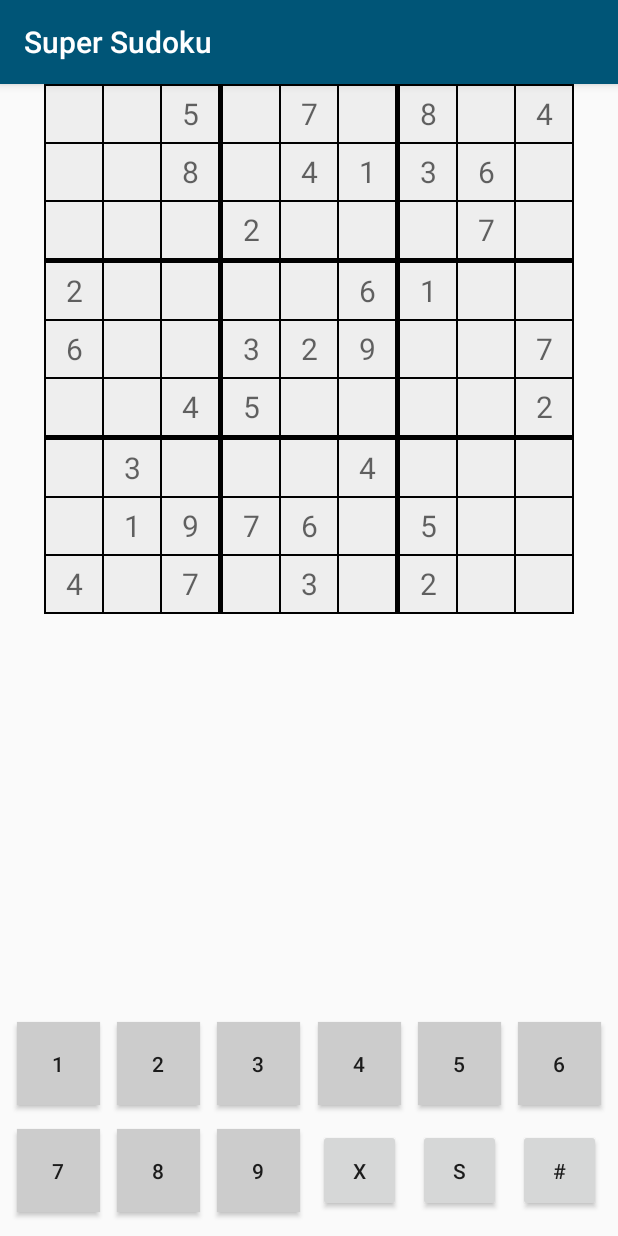
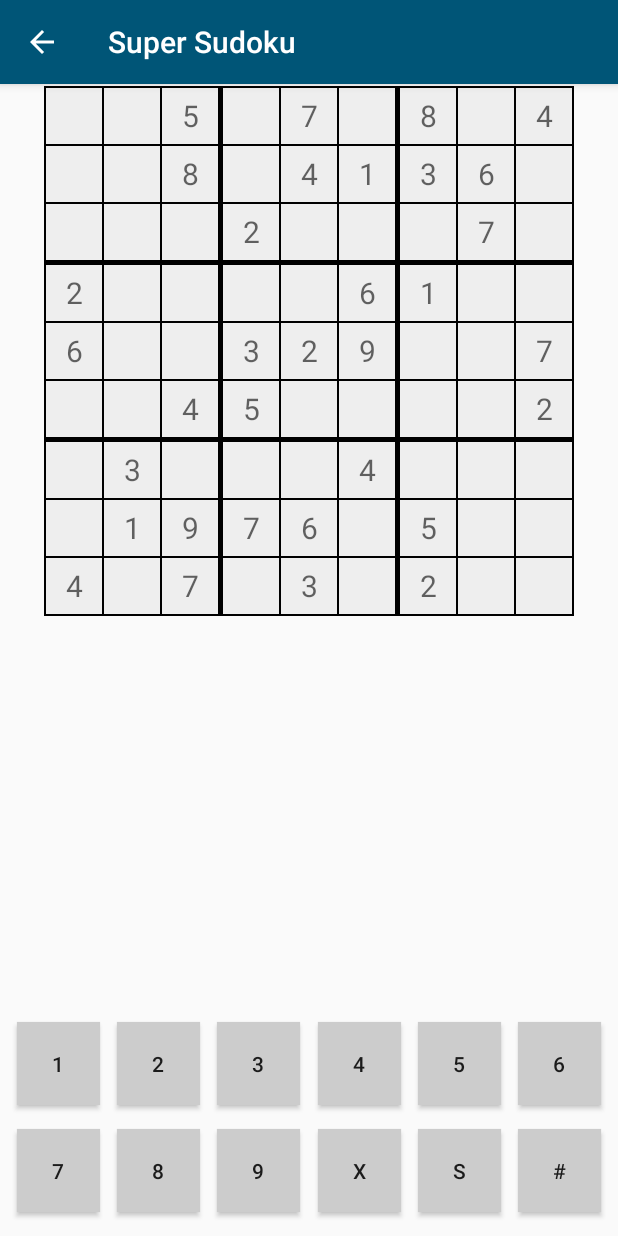
Before and after one commit to jmlemaster86/SuperSudoku, an Android app: the EasyActivity screen opened directly, with no data from a screen before it, after a tap on "PUZZLE 1", on a phone screen of 412 x 824 dp. Run offline under Robolectric (Android 15) with nearby library versions, the phone set to English and light mode, and no system bars.

Commit message:
Added new Toolbar
Added code for the custom toolbar

```diff
--- a/app/src/main/AndroidManifest.xml
+++ b/app/src/main/AndroidManifest.xml
@@ -9,6 +9,7 @@
         android:roundIcon="@mipmap/ic_launcher_round"
         android:supportsRtl="true"
         android:theme="@style/AppTheme">
+
         <activity android:name=".MainActivity">
             <intent-filter>
                 <action android:name="android.intent.action.MAIN" />
--- a/app/src/main/java/com/example/supersudoku/EasyActivity.java
+++ b/app/src/main/java/com/example/supersudoku/EasyActivity.java
@@ -6,12 +6,27 @@ import android.view.View;
 import android.widget.Button;
 
 import androidx.appcompat.app.AppCompatActivity;
+import androidx.appcompat.widget.Toolbar;
 
 public class EasyActivity extends AppCompatActivity {
     Button puz1, puz2, puz3, puz4;
+
+    @Override
+    public boolean onSupportNavigateUp(){
+        onBackPressed();
+        return true;
+    }
+
     protected void onCreate(Bundle savedInstanceState){
         super.onCreate(savedInstanceState);
         setContentView(R.layout.activity_easymenu);
+
+        Toolbar toolbar = findViewById(R.id.gametoolbar);
+        setSupportActionBar(toolbar);
+
+        getSupportActionBar().setDisplayHomeAsUpEnabled(true);
+        getSupportActionBar().setDisplayShowHomeEnabled(true);
+        getSupportActionBar().setTitle("Super Sudoku");
 
         puz1 = (Button)findViewById(R.id.button);
         puz2 = (Button)findViewById(R.id.button2);
--- a/app/src/main/java/com/example/supersudoku/GameActivity.java
+++ b/app/src/main/java/com/example/supersudoku/GameActivity.java
@@ -16,11 +16,12 @@ import android.widget.TextView;
 
 import androidx.appcompat.app.AppCompatActivity;
 import androidx.appcompat.view.menu.MenuBuilder;
+import androidx.appcompat.widget.Toolbar;
 import androidx.constraintlayout.widget.ConstraintLayout;
 import androidx.core.view.MotionEventCompat;
 
 public class GameActivity extends AppCompatActivity {
-    Button modeBtn, nextBtn, exitBtn;
+    Button modeBtn, nextBtn, exitBtn, smallBtn, eraserBtn;
     Button[] btn;
     TextView[] Cell;
     ConstraintLayout tableLayout;
@@ -197,9 +198,22 @@ public class GameActivity extends AppCompatActivity {
     View victory;
 
     @Override
+    public boolean onSupportNavigateUp(){
+        onBackPressed();
+        return true;
+    }
+
+    @Override
     protected void onCreate(Bundle savedInstanceState) {
         super.onCreate(savedInstanceState);
         setContentView(R.layout.activity_gameboard);
+
+        Toolbar toolbar = findViewById(R.id.gametoolbar);
+        setSupportActionBar(toolbar);
+
+        getSupportActionBar().setDisplayHomeAsUpEnabled(true);
+        getSupportActionBar().setDisplayShowHomeEnabled(true);
+        getSupportActionBar().setTitle("Super Sudoku");
 
         zoomFact = 1.0f;
         zoomDetect = new ScaleGestureDetector(this, new ZoomListener());
@@ -231,7 +245,8 @@ public class GameActivity extends AppCompatActivity {
         btn[8] = (Button)findViewById(R.id.keypad8);
         btn[9] = (Button)findViewById(R.id.keypad9);
         modeBtn = (Button)findViewById(R.id.keypadmodebutton);
-        mode2Btn = (Button)findViewById(R.id.keypadsmallbig);
+        smallBtn = (Button)findViewById(R.id.keypadsmallbig);
+        eraserBtn = (Button)findViewById(R.id.keypaderaser);
         nextBtn = (Button)findViewById(R.id.Next);
         exitBtn = (Button)findViewById(R.id.Exit);
         victory = findViewById(R.id.Victory);
@@ -381,6 +396,8 @@ public class GameActivity extends AppCompatActivity {
         ClearSelected();
         ClearSelectedBtn();
         modeBtn.setBackgroundColor(getResources().getColor(R.color.colorBtnOff));
+        eraserBtn.setBackgroundColor(getResources().getColor(R.color.colorBtnOff));
+        smallBtn.setBackgroundColor(getResources().getColor(R.color.colorBtnOff));
 
         //setup button listeners
         nextBtn.setOnClickListener(new View.OnClickListener() {
@@ -409,6 +426,34 @@ public class GameActivity extends AppCompatActivity {
                 }
                 else {
                     modeBtn.setBackgroundColor(getResources().getColor(R.color.colorBtnOn));
+                    inputMode = true;
+                }
+            }
+        });
+        smallBtn.setOnClickListener(new View.OnClickListener() {
+            @Override
+            public void onClick(View v) {
+                ClearSelectedBtn();
+                if(inputMode) {
+                    smallBtn.setBackgroundColor(getResources().getColor(R.color.colorBtnOff));
+                    inputMode = false;
+                }
+                else {
+                    smallBtn.setBackgroundColor(getResources().getColor(R.color.colorBtnOn));
+                    inputMode = true;
+                }
+            }
+        });
+        eraserBtn.setOnClickListener(new View.OnClickListener() {
+            @Override
+            public void onClick(View v) {
+                ClearSelectedBtn();
+                if(inputMode) {
+                    eraserBtn.setBackgroundColor(getResources().getColor(R.color.colorBtnOff));
+                    inputMode = false;
+                }
+                else {
+                    eraserBtn.setBackgroundColor(getResources().getColor(R.color.colorBtnOn));
                     inputMode = true;
                 }
             }
--- a/app/src/main/res/layout/activity_gameboard.xml
+++ b/app/src/main/res/layout/activity_gameboard.xml
@@ -5,6 +5,9 @@
     android:layout_width="match_parent"
     android:layout_height="match_parent">
 
+    <include
+        android:id="@+id/gametoolbar"
+        layout="@layout/gameboardtoolbar" />
 
     <Button
         android:id="@+id/keypad4"
@@ -120,12 +123,12 @@
         android:layout_marginBottom="16dp"
         android:text="S"
         app:layout_constraintBottom_toBottomOf="parent"
-        app:layout_constraintEnd_toStartOf="@+id/keypadmodebutton3"
+        app:layout_constraintEnd_toStartOf="@+id/keypadmodebutton"
         app:layout_constraintHorizontal_bias="0.5"
         app:layout_constraintStart_toEndOf="@+id/keypaderaser" />
 
     <Button
-        android:id="@+id/keypadmodebutton3"
+        android:id="@+id/keypadmodebutton"
         android:layout_width="55dp"
         android:layout_height="55dp"
         android:layout_marginBottom="16dp"
@@ -139,11 +142,12 @@
         android:id="@+id/tableLayout"
         android:layout_width="wrap_content"
         android:layout_height="wrap_content"
+        android:layout_marginTop="1dp"
         android:background="@android:color/black"
         app:layout_constraintEnd_toEndOf="parent"
         app:layout_constraintHorizontal_bias="0.5"
         app:layout_constraintStart_toStartOf="parent"
-        app:layout_constraintTop_toTopOf="parent">
+        app:layout_constraintTop_toBottomOf="@+id/gametoolbar">
 
         <TextView
             android:id="@+id/Cell0"
--- a/app/src/main/res/layout/activity_main.xml
+++ b/app/src/main/res/layout/activity_main.xml
@@ -1,4 +1,4 @@
- <?xml version="1.0" encoding="utf-8"?>
+<?xml version="1.0" encoding="utf-8"?>
 <androidx.constraintlayout.widget.ConstraintLayout xmlns:android="http://schemas.android.com/apk/res/android"
     xmlns:app="http://schemas.android.com/apk/res-auto"
     xmlns:tools="http://schemas.android.com/tools"
--- /dev/null
+++ b/app/src/main/res/layout/gameboardtoolbar.xml
@@ -0,0 +1,9 @@
+<?xml version="1.0" encoding="utf-8"?>
+<androidx.appcompat.widget.Toolbar xmlns:android="http://schemas.android.com/apk/res/android"
+    android:layout_width="match_parent"
+    android:layout_height="wrap_content"
+    android:background="@color/colorPrimary"
+    android:elevation="4dp"
+    android:theme="@style/ThemeOverlay.AppCompat.Dark.ActionBar">
+
+</androidx.appcompat.widget.Toolbar>
--- a/app/src/main/res/values/styles.xml
+++ b/app/src/main/res/values/styles.xml
@@ -1,7 +1,7 @@
 <resources>
 
     <!-- Base application theme. -->
-    <style name="AppTheme" parent="Theme.AppCompat.Light.DarkActionBar">
+    <style name="AppTheme" parent="Theme.AppCompat.Light.NoActionBar">
         <!-- Customize your theme here. -->
         <item name="colorPrimary">@color/colorPrimary</item>
         <item name="colorPrimaryDark">@color/colorPrimaryDark</item>
```
Also changed, not shown: app/src/main/java/com/example/supersudoku/ExtremeActivity.java (+15 -0 lines), app/src/main/java/com/example/supersudoku/HardActivity.java (+15 -0 lines), app/src/main/java/com/example/supersudoku/MedActivity.java (+15 -0 lines), app/src/main/res/layout/activity_easymenu.xml (+4 -12 lines), app/src/main/res/layout/activity_extrememenu.xml (+4 -12 lines), app/src/main/res/layout/activity_hardmenu.xml (+4 -12 lines), app/src/main/res/layout/activity_mediummenu.xml (+4 -12 lines).
